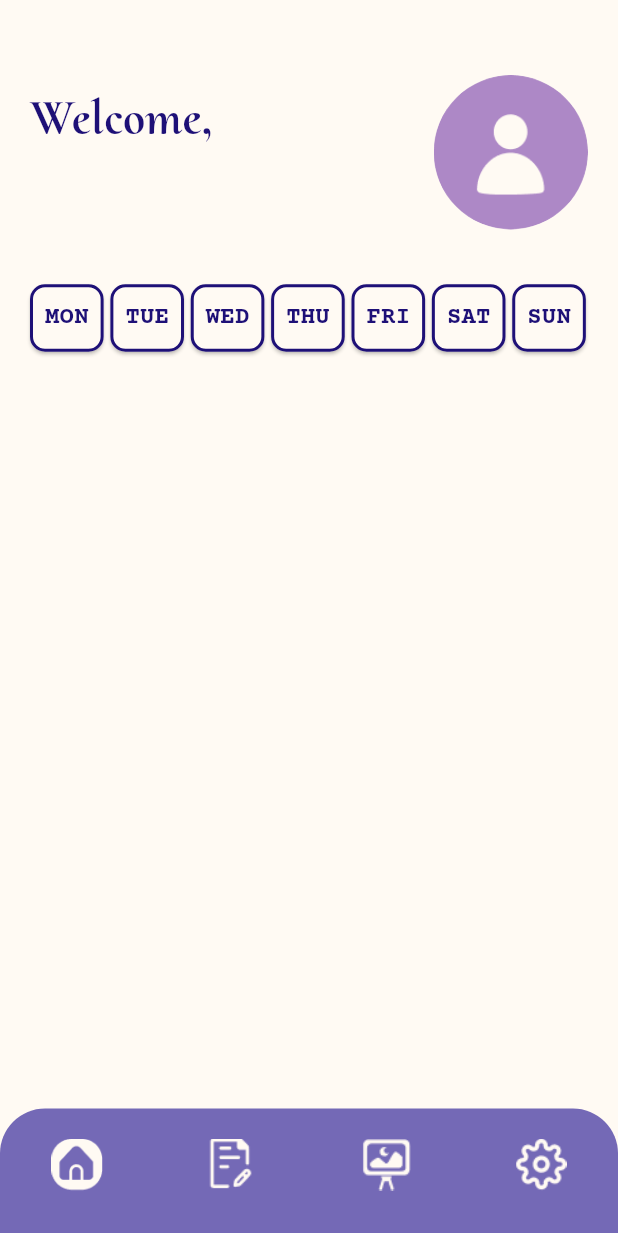
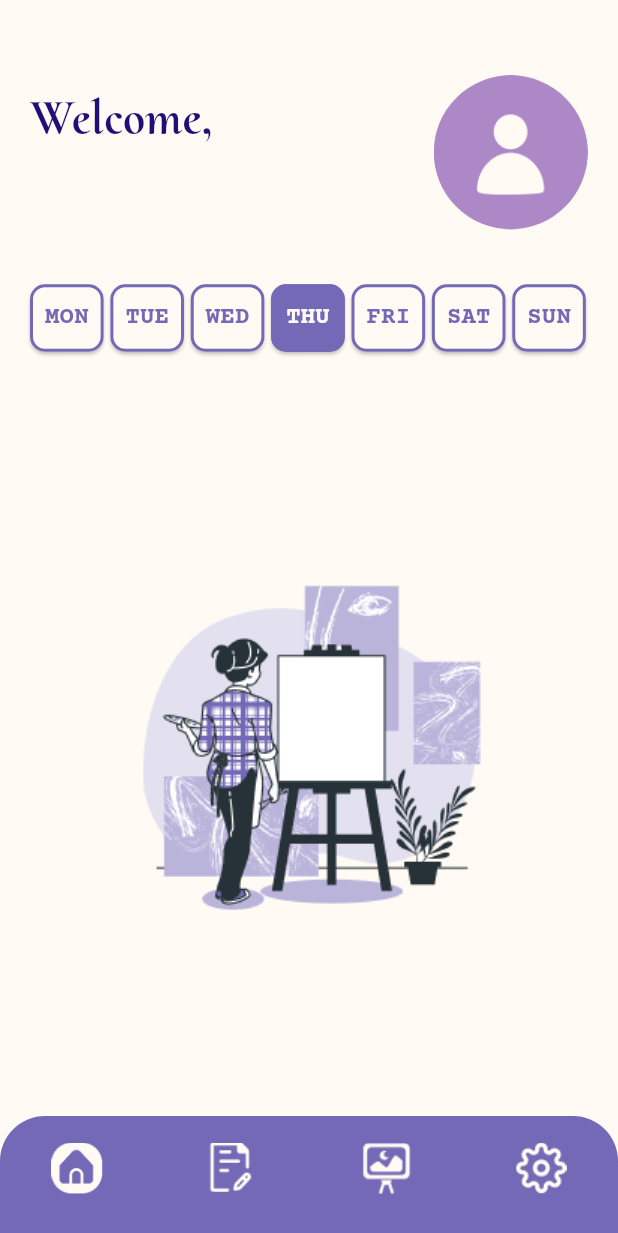
Before and after one commit to Hananebellala/Journal-App, a Flutter app: the Home screen opened directly, on a phone screen of 412 x 824 dp. Shown: the top 1233 px of the screen. Run offline on Flutter 3.47's test engine with Material 3 defaults, Android fonts, the phone set to English and light mode, and no system bars; our stand-ins replace image_picker, shared_preferences, shimmer, sqflite; accounts and stored records are empty.

Commit message:
Days list fixed

```diff
--- a/lib/features/HomePage/Screens/home.dart
+++ b/lib/features/HomePage/Screens/home.dart
@@ -3,6 +3,7 @@ import 'dart:io';
 import 'package:my_journey/features/GettingStarted/Widgets/Database.dart';
 import 'package:my_journey/features/HomePage/Widgets/DayButton.dart';
 import 'package:my_journey/features/HomePage/Widgets/NavBar.dart';
+import 'package:my_journey/features/HomePage/Widgets/Empty.dart';
 import 'package:shared_preferences/shared_preferences.dart';
 
 class Home extends StatefulWidget {
@@ -15,6 +16,7 @@ class Home extends StatefulWidget {
 class _HomeState extends State<Home> {
   String username = '';
   File? _image;
+  String selectedDay = '';
 
   Future<int?> getCurrentUserId() async {
     final SharedPreferences prefs = await SharedPreferences.getInstance();
@@ -27,7 +29,8 @@ class _HomeState extends State<Home> {
   void initState() {
     super.initState();
     _loadUsername();
-    _loadProfilePicture(); // Load the profile picture as well
+    _loadProfilePicture();
+    _setInitialDay();
   }
 
   Future<void> _loadProfilePicture() async {
@@ -36,9 +39,7 @@ class _HomeState extends State<Home> {
       UserDao userDao = UserDao();
       User? user = await userDao.getUser(userId);
 
-      if (user != null &&
-          user.profilePic != null &&
-          user.profilePic!.isNotEmpty) {
+      if (user != null && user.profilePic != null && user.profilePic!.isNotEmpty) {
         if (File(user.profilePic!).existsSync()) {
           setState(() {
             _image = File(user.profilePic!);
@@ -74,6 +75,41 @@ class _HomeState extends State<Home> {
     } catch (e) {
       print('Error loading username: $e'); // Catch and print any exceptions
     }
+  }
+
+  void _setInitialDay() {
+    final now = DateTime.now();
+    final weekday = now.weekday;
+    setState(() {
+      selectedDay = _mapWeekdayToDay(weekday);
+    });
+  }
+
+  String _mapWeekdayToDay(int weekday) {
+    switch (weekday) {
+      case DateTime.monday:
+        return 'MON';
+      case DateTime.tuesday:
+        return 'TUE';
+      case DateTime.wednesday:
+        return 'WED';
+      case DateTime.thursday:
+        return 'THU';
+      case DateTime.friday:
+        return 'FRI';
+      case DateTime.saturday:
+        return 'SAT';
+      case DateTime.sunday:
+        return 'SUN';
+      default:
+        return 'MON';
+    }
+  }
+
+  void _onDaySelected(String day) {
+    setState(() {
+      selectedDay = day;
+    });
   }
 
   @override
@@ -124,27 +160,56 @@ class _HomeState extends State<Home> {
             SingleChildScrollView(
               scrollDirection: Axis.horizontal,
               child: Row(
-                children: const [
-                  DaysButton(day: 'MON'),
-                  SizedBox(width: 4.5),
-                  DaysButton(day: 'TUE'),
-                  SizedBox(width: 4.5),
-                  DaysButton(day: 'WED'),
-                  SizedBox(width: 4.5),
-                  DaysButton(day: 'THU'),
-                  SizedBox(width: 4.5),
-                  DaysButton(day: 'FRI'),
-                  SizedBox(width: 4.5),
-                  DaysButton(day: 'SAT'),
-                  SizedBox(width: 4.5),
-                  DaysButton(day: 'SUN'),
+                children: [
+                  DaysButton(
+                    day: 'MON',
+                    isSelected: selectedDay == 'MON',
+                    onTap: () => _onDaySelected('MON'),
+                  ),
+                  const SizedBox(width: 4.5),
+                  DaysButton(
+                    day: 'TUE',
+                    isSelected: selectedDay == 'TUE',
+                    onTap: () => _onDaySelected('TUE'),
+                  ),
+                  const SizedBox(width: 4.5),
+                  DaysButton(
+                    day: 'WED',
+                    isSelected: selectedDay == 'WED',
+                    onTap: () => _onDaySelected('WED'),
+                  ),
+                  const SizedBox(width: 4.5),
+                  DaysButton(
+                    day: 'THU',
+                    isSelected: selectedDay == 'THU',
+                    onTap: () => _onDaySelected('THU'),
+                  ),
+                  const SizedBox(width: 4.5),
+                  DaysButton(
+                    day: 'FRI',
+                    isSelected: selectedDay == 'FRI',
+                    onTap: () => _onDaySelected('FRI'),
+                  ),
+                  const SizedBox(width: 4.5),
+                  DaysButton(
+                    day: 'SAT',
+                    isSelected: selectedDay == 'SAT',
+                    onTap: () => _onDaySelected('SAT'),
+                  ),
+                  const SizedBox(width: 4.5),
+                  DaysButton(
+                    day: 'SUN',
+                    isSelected: selectedDay == 'SUN',
+                    onTap: () => _onDaySelected('SUN'),
+                  ),
                 ],
               ),
-            )
+            ),
+            Empty(),
           ],
         ),
       ),
-      bottomNavigationBar: NavBar(currentIndex: 0) ,
+      bottomNavigationBar: NavBar(currentIndex: 0),
     );
   }
 }
--- a/lib/features/HomePage/Widgets/DayButton.dart
+++ b/lib/features/HomePage/Widgets/DayButton.dart
@@ -1,40 +1,37 @@
 import 'package:flutter/material.dart';
 
-class DaysButton extends StatefulWidget {
-  const DaysButton({super.key, required this.day});
+class DaysButton extends StatelessWidget {
+  const DaysButton({
+    super.key,
+    required this.day,
+    required this.isSelected,
+    required this.onTap,
+  });
+
   final String day;
-
-  @override
-  State<DaysButton> createState() => _DaysButtonState();
-}
-
-class _DaysButtonState extends State<DaysButton> {
-  bool _isSelected = false;
+  final bool isSelected;
+  final VoidCallback onTap;
 
   @override
   Widget build(BuildContext context) {
     return ElevatedButton(
       style: ElevatedButton.styleFrom(
         backgroundColor:
-            _isSelected ? const Color(0xFF1E1077) : const Color(0xFFFFFAF3),
+            isSelected ? const Color(0xFF7469B6) : const Color(0xFFFFFAF3),
         shape: RoundedRectangleBorder(
           borderRadius: BorderRadius.circular(10),
-          side: const BorderSide(color: Color(0xFF1E1077), width: 2),
+          side: const BorderSide(color: Color(0xFF7469B6), width: 2),
         ),
         padding: const EdgeInsets.symmetric(vertical: 10, horizontal: 10),
         minimumSize: const Size(45, 45),
       ),
-      onPressed: () {
-        setState(() {
-          _isSelected = !_isSelected;
-        });
-      },
+      onPressed: onTap,
       child: Text(
-        widget.day,
+        day,
         style: TextStyle(
           fontSize: 16,
           color:
-              _isSelected ? const Color(0xFFFFFAF3) : const Color(0xFF1E1077),
+              isSelected ? const Color(0xFFFFFAF3) : const Color(0xFF7469B6),
           fontWeight: FontWeight.w600,
           fontFamily: 'CourierPrime',
         ),
--- /dev/null
+++ b/lib/features/HomePage/Widgets/Empty.dart
@@ -0,0 +1,20 @@
+import 'package:flutter/material.dart';
+
+class Empty extends StatelessWidget {
+  const Empty({super.key});
+
+  @override
+  Widget build(BuildContext context) {
+    return Column(
+      children: [
+        const SizedBox(height: 110),
+        Center(
+            child: Container(
+          height: 300,
+          width: 300,
+          child: Image.asset('assets/Empty.png'),
+        ))
+      ],
+    );
+  }
+}
--- a/lib/features/HomePage/Widgets/NavBar.dart
+++ b/lib/features/HomePage/Widgets/NavBar.dart
@@ -40,7 +40,7 @@ class NavBar extends StatelessWidget {
   @override
   Widget build(BuildContext context) {
     return Container(
-      height: 85,
+      height: 80,
       decoration: const BoxDecoration(
         color: Color(0xFF7469B6),
         borderRadius: BorderRadius.only(
--- a/pubspec.yaml
+++ b/pubspec.yaml
@@ -46,6 +46,8 @@ flutter:
     - assets/home_off.png
     - assets/Home_on.png
     - assets/arrow.png
+    - assets/Empty.png
+    - assets/edit.png
   fonts:
     - family: CormorantUpright
       fonts:
```
Also changed, not shown: assets/Empty.png (added), assets/edit.png (added).
